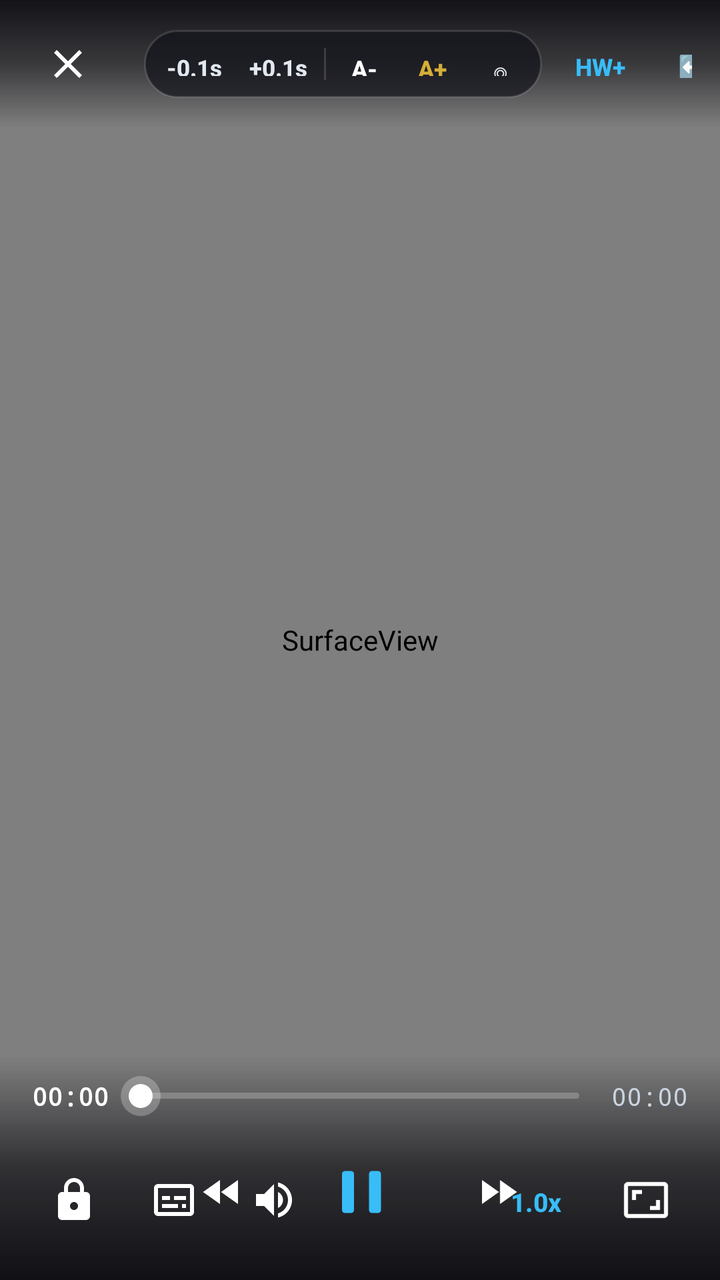
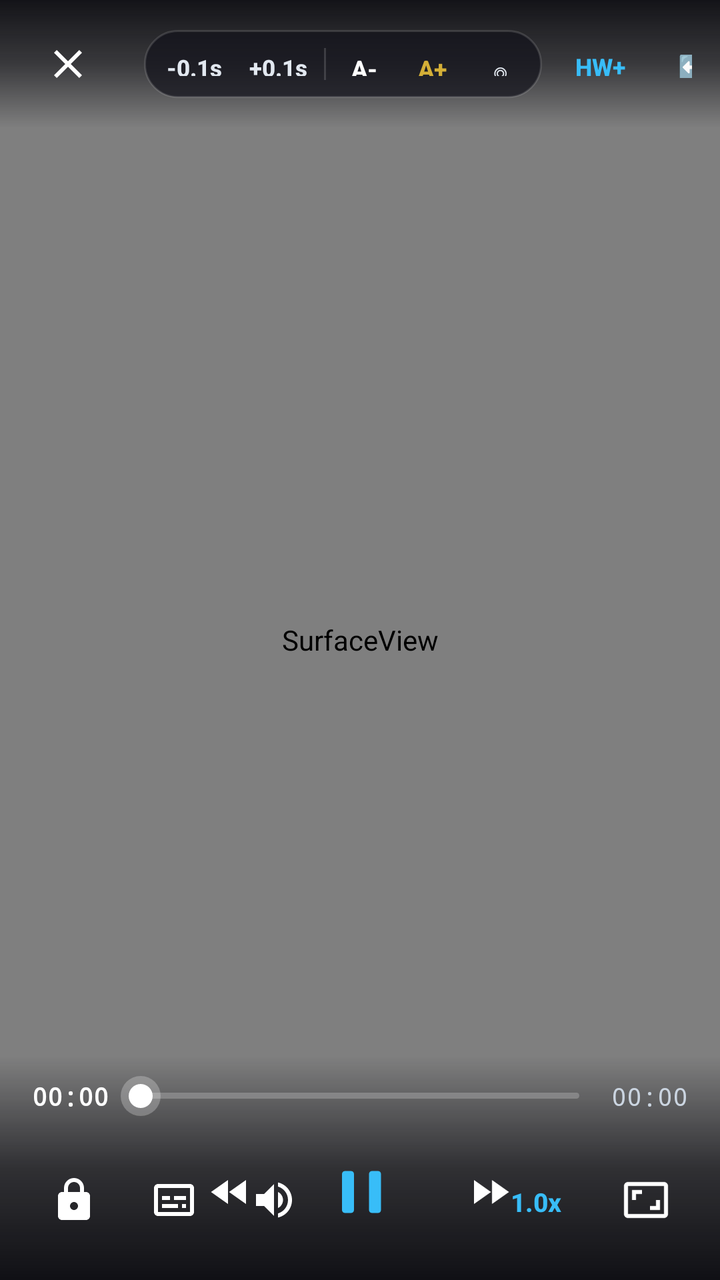

Before-and-after screenshots of an Android layout around one commit, followed by the original layout XML and the change that was made.
<!-- AndroidManifest.xml: activity theme Theme.PureVideoPlayer.Fullscreen -->
<!-- res/layout/activity_player.xml -->
<?xml version="1.0" encoding="utf-8"?>
<FrameLayout xmlns:android="http://schemas.android.com/apk/res/android"
    xmlns:app="http://schemas.android.com/apk/res-auto"
    android:id="@+id/playerRoot"
    android:layout_width="match_parent"
    android:layout_height="match_parent"
    android:background="#000000"
    android:keepScreenOn="true">

    
    <FrameLayout
        android:id="@+id/videoSurfaceFrame"
        android:layout_width="match_parent"
        android:layout_height="match_parent"
        android:layout_gravity="center"
        android:foregroundGravity="clip_horizontal|clip_vertical">

        <SurfaceView
            android:id="@+id/videoSurface"
            android:layout_width="match_parent"
            android:layout_height="match_parent"
            android:layout_gravity="center" />

        <SurfaceView
            android:id="@+id/subtitlesSurface"
            android:layout_width="match_parent"
            android:layout_height="match_parent"
            android:layout_gravity="center" />
    </FrameLayout>

    
    <TextView
        android:id="@+id/tvDraggableSubtitle"
        android:layout_width="wrap_content"
        android:layout_height="wrap_content"
        android:layout_gravity="bottom|center_horizontal"
        android:layout_marginStart="24dp"
        android:layout_marginEnd="24dp"
        android:layout_marginBottom="46dp"
        android:background="#8C000000"
        android:elevation="18dp"
        android:gravity="center"
        android:paddingStart="18dp"
        android:paddingTop="8dp"
        android:paddingEnd="18dp"
        android:paddingBottom="8dp"
        android:textColor="#FFFFFF"
        android:textSize="22sp"
        android:textStyle="bold"
        android:visibility="gone" />

    
    <LinearLayout
        android:id="@+id/verticalSliderCard"
        android:layout_width="62dp"
        android:layout_height="214dp"
        android:layout_gravity="center_vertical|start"
        android:layout_marginStart="36dp"
        android:layout_marginEnd="36dp"
        android:background="#E6090D16"
        android:elevation="24dp"
        android:gravity="center_horizontal"
        android:orientation="vertical"
        android:paddingTop="14dp"
        android:paddingBottom="14dp"
        android:visibility="gone">

        <TextView
            android:id="@+id/tvVerticalSliderIcon"
            android:layout_width="wrap_content"
            android:layout_height="wrap_content"
            android:gravity="center"
            android:text="🔊"
            android:textColor="#FFFFFF"
            android:textSize="20sp" />

        <FrameLayout
            android:id="@+id/verticalBarTrack"
            android:layout_width="12dp"
            android:layout_height="0dp"
            android:layout_marginTop="10dp"
            android:layout_marginBottom="10dp"
            android:layout_weight="1"
            android:background="#2EFFFFFF">

            <View
                android:id="@+id/verticalBarFill"
                android:layout_width="match_parent"
                android:layout_height="60dp"
                android:layout_gravity="bottom"
                android:background="#38BDF8" />
        </FrameLayout>

        <TextView
            android:id="@+id/tvVerticalSliderPercent"
            android:layout_width="wrap_content"
            android:layout_height="wrap_content"
            android:gravity="center"
            android:text="100%"
            android:textColor="#FFFFFF"
            android:textSize="12sp"
            android:textStyle="bold" />
    </LinearLayout>

    
    <TextView
        android:id="@+id/tvGestureIndicator"
        android:layout_width="wrap_content"
        android:layout_height="wrap_content"
        android:layout_gravity="center"
        android:background="#CC0F172A"
        android:elevation="20dp"
        android:paddingStart="24dp"
        android:paddingTop="12dp"
        android:paddingEnd="24dp"
        android:paddingBottom="12dp"
        android:textColor="#38BDF8"
        android:textSize="17sp"
        android:textStyle="bold"
        android:visibility="gone" />

    
    <ProgressBar
        android:id="@+id/playerLoadingBar"
        android:layout_width="48dp"
        android:layout_height="48dp"
        android:layout_gravity="center"
        android:elevation="22dp"
        android:indeterminateTint="#38BDF8"
        android:visibility="gone" />

    
    <ImageButton
        android:id="@+id/btnUnlock"
        android:layout_width="54dp"
        android:layout_height="54dp"
        android:layout_gravity="top|start"
        android:layout_margin="24dp"
        android:background="#CC0F172A"
        android:contentDescription="@string/unlock"
        android:elevation="20dp"
        android:padding="12dp"
        android:src="@drawable/ic_lock_modern"
        android:tint="#38BDF8"
        android:visibility="gone" />

    
    <FrameLayout
        android:id="@+id/controlsContainer"
        android:layout_width="match_parent"
        android:layout_height="match_parent"
        android:elevation="10dp">

        
        <LinearLayout
            android:id="@+id/playerTopBar"
            android:layout_width="match_parent"
            android:layout_height="wrap_content"
            android:layout_gravity="top"
            android:background="@drawable/bg_player_top_scrim"
            android:gravity="center_vertical"
            android:orientation="horizontal"
            android:paddingStart="@dimen/player_top_bar_padding_horizontal"
            android:paddingTop="12dp"
            android:paddingEnd="@dimen/player_top_bar_padding_horizontal"
            android:paddingBottom="12dp">

            <ImageButton
                android:id="@+id/btnClosePlayer"
                android:layout_width="40dp"
                android:layout_height="40dp"
                android:background="?attr/selectableItemBackgroundBorderless"
                android:contentDescription="@string/back"
                android:src="@drawable/ic_close_modern"
                android:tint="#FFFFFF" />

            <TextView
                android:id="@+id/tvVideoTitle"
                android:layout_width="0dp"
                android:layout_height="wrap_content"
                android:layout_marginStart="10dp"
                android:layout_marginEnd="8dp"
                android:layout_weight="1"
                android:ellipsize="marquee"
                android:marqueeRepeatLimit="marquee_forever"
                android:singleLine="true"
                android:focusable="true"
                android:focusableInTouchMode="true"
                android:text="Video"
                android:textColor="#FFFFFF"
                android:textSize="15.5sp"
                android:textStyle="bold" />

            
            <LinearLayout
                android:id="@+id/subtitleToolsPill"
                android:layout_width="wrap_content"
                android:layout_height="34dp"
                android:layout_marginEnd="6dp"
                android:background="@drawable/bg_luxury_glass_pill"
                android:gravity="center_vertical"
                android:orientation="horizontal"
                android:paddingStart="4dp"
                android:paddingEnd="4dp">

                <Button
                    android:id="@+id/btnSubSyncMinus"
                    style="?android:attr/borderlessButtonStyle"
                    android:layout_width="wrap_content"
                    android:layout_height="32dp"
                    android:minWidth="42dp"
                    android:paddingStart="6dp"
                    android:paddingEnd="6dp"
                    android:text="-0.1s"
                    android:textAllCaps="false"
                    android:textColor="#E2E8F0"
                    android:textSize="11.5sp"
                    android:textStyle="bold" />

                <Button
                    android:id="@+id/btnSubSyncPlus"
                    style="?android:attr/borderlessButtonStyle"
                    android:layout_width="wrap_content"
                    android:layout_height="32dp"
                    android:minWidth="42dp"
                    android:paddingStart="6dp"
                    android:paddingEnd="6dp"
                    android:text="+0.1s"
                    android:textAllCaps="false"
                    android:textColor="#E2E8F0"
                    android:textSize="11.5sp"
                    android:textStyle="bold" />

                <View
                    android:layout_width="1dp"
                    android:layout_height="16dp"
                    android:layout_marginStart="2dp"
                    android:layout_marginEnd="2dp"
                    android:background="#26FFFFFF" />

                <Button
                    android:id="@+id/btnSubFontDown"
                    style="?android:attr/borderlessButtonStyle"
                    android:layout_width="wrap_content"
                    android:layout_height="32dp"
                    android:minWidth="34dp"
                    android:paddingStart="6dp"
                    android:paddingEnd="6dp"
                    android:text="A-"
                    android:textAllCaps="false"
                    android:textColor="#FFFFFF"
                    android:textSize="12sp"
                    android:textStyle="bold" />

                <Button
                    android:id="@+id/btnSubFontUp"
                    style="?android:attr/borderlessButtonStyle"
                    android:layout_width="wrap_content"
                    android:layout_height="32dp"
                    android:minWidth="34dp"
                    android:paddingStart="6dp"
                    android:paddingEnd="6dp"
                    android:text="A+"
                    android:textAllCaps="false"
                    android:textColor="#D4AF37"
                    android:textSize="12sp"
                    android:textStyle="bold" />

                <Button
                    android:id="@+id/btnResetSubPos"
                    style="?android:attr/borderlessButtonStyle"
                    android:layout_width="wrap_content"
                    android:layout_height="32dp"
                    android:minWidth="34dp"
                    android:paddingStart="6dp"
                    android:paddingEnd="6dp"
                    android:text="◎"
                    android:textColor="#E2E8F0"
                    android:textSize="14sp" />
            </LinearLayout>

            <Button
                android:id="@+id/btnDecoder"
                style="?android:attr/borderlessButtonStyle"
                android:layout_width="wrap_content"
                android:layout_height="34dp"
                android:layout_marginEnd="6dp"
                android:minWidth="46dp"
                android:paddingStart="8dp"
                android:paddingEnd="8dp"
                android:text="HW+"
                android:textAllCaps="false"
                android:textColor="#38BDF8"
                android:textSize="12sp"
                android:textStyle="bold" />

            <Button
                android:id="@+id/btnOrientation"
                style="?android:attr/borderlessButtonStyle"
                android:layout_width="wrap_content"
                android:layout_height="34dp"
                android:layout_marginEnd="6dp"
                android:minWidth="58dp"
                android:paddingStart="10dp"
                android:paddingEnd="10dp"
                android:text="@string/orientation_landscape"
                android:textAllCaps="false"
                android:textColor="#38BDF8"
                android:textSize="12sp"
                android:textStyle="bold" />

            <TextView
                android:id="@+id/tvSleepTimerBadge"
                android:layout_width="wrap_content"
                android:layout_height="30dp"
                android:layout_marginEnd="6dp"
                android:background="@drawable/bg_luxury_glass_pill"
                android:fontFamily="monospace"
                android:gravity="center"
                android:paddingStart="10dp"
                android:paddingEnd="10dp"
                android:text="15:00"
                android:textColor="#D4AF37"
                android:textSize="11.5sp"
                android:textStyle="bold"
                android:visibility="gone" />

            <ImageButton
                android:id="@+id/btnSleepTimer"
                android:layout_width="38dp"
                android:layout_height="38dp"
                android:layout_marginEnd="4dp"
                android:background="?attr/selectableItemBackgroundBorderless"
                android:contentDescription="@string/sleep_timer_title"
                android:src="@drawable/ic_sleep_timer"
                android:tint="#FFFFFF" />

            <TextView
                android:id="@+id/tvPlayerBattery"
                android:layout_width="wrap_content"
                android:layout_height="wrap_content"
                android:layout_marginEnd="6dp"
                android:background="#66000000"
                android:paddingStart="7dp"
                android:paddingTop="3dp"
                android:paddingEnd="7dp"
                android:paddingBottom="3dp"
                android:text="🔋 --%"
                android:textColor="#E2E8F0"
                android:textSize="11.5sp"
                android:textStyle="bold"
                android:visibility="gone" />

            <ImageButton
                android:id="@+id/btnAudioOnly"
                android:layout_width="38dp"
                android:layout_height="38dp"
                android:layout_marginEnd="4dp"
                android:background="?attr/selectableItemBackgroundBorderless"
                android:contentDescription="@string/audio_only_mode_title"
                android:src="@drawable/ic_headphones"
                android:tint="#FFFFFF" />

            <ImageButton
                android:id="@+id/btnCastScreen"
                android:layout_width="38dp"
                android:layout_height="38dp"
                android:layout_marginEnd="4dp"
                android:background="?attr/selectableItemBackgroundBorderless"
                android:contentDescription="@string/cast_screen_title"
                android:src="@drawable/ic_cast_modern"
                android:tint="#FFFFFF" />

            <ImageButton
                android:id="@+id/btnPip"
                android:layout_width="38dp"
                android:layout_height="38dp"
                android:layout_marginEnd="4dp"
                android:background="?attr/selectableItemBackgroundBorderless"
                android:contentDescription="@string/pro_pip"
                android:src="@drawable/ic_pip_modern"
                android:tint="#FFFFFF" />

            <ImageButton
                android:id="@+id/btnMorePro"
                android:layout_width="38dp"
                android:layout_height="38dp"
                android:background="?attr/selectableItemBackgroundBorderless"
                android:contentDescription="@string/pro_tools_title"
                android:src="@drawable/ic_settings_gear"
                android:tint="#FFFFFF" />
        </LinearLayout>

        
        <androidx.constraintlayout.widget.ConstraintLayout
            android:id="@+id/playerBottomBar"
            android:layout_width="match_parent"
            android:layout_height="wrap_content"
            android:layout_gravity="bottom"
            android:background="@drawable/bg_player_bottom_scrim"
            android:layoutDirection="ltr"
            android:paddingStart="@dimen/player_bottom_bar_padding_horizontal"
            android:paddingTop="10dp"
            android:paddingEnd="@dimen/player_bottom_bar_padding_horizontal"
            android:paddingBottom="14dp">

            <LinearLayout
                android:id="@+id/seekBarRow"
                android:layout_width="0dp"
                android:layout_height="wrap_content"
                android:gravity="center_vertical"
                android:layoutDirection="ltr"
                android:orientation="horizontal"
                app:layout_constraintEnd_toEndOf="parent"
                app:layout_constraintStart_toStartOf="parent"
                app:layout_constraintTop_toTopOf="parent">

                <TextView
                    android:id="@+id/tvCurrentTime"
                    android:layout_width="wrap_content"
                    android:layout_height="wrap_content"
                    android:fontFamily="monospace"
                    android:fontFeatureSettings="tnum"
                    android:text="00:00"
                    android:textColor="#FFFFFF"
                    android:textSize="12.5sp"
                    android:textStyle="bold" />

                <SeekBar
                    android:id="@+id/seekBar"
                    android:layout_width="0dp"
                    android:layout_height="wrap_content"
                    android:layout_weight="1"
                    android:layoutDirection="ltr"
                    android:max="1000"
                    android:maxHeight="4dp"
                    android:minHeight="4dp"
                    android:progressDrawable="@drawable/bg_luxury_seekbar_progress"
                    android:splitTrack="false"
                    android:thumb="@drawable/bg_luxury_seekbar_thumb" />

                <TextView
                    android:id="@+id/tvTotalTime"
                    android:layout_width="wrap_content"
                    android:layout_height="wrap_content"
                    android:fontFamily="monospace"
                    android:fontFeatureSettings="tnum"
                    android:text="00:00"
                    android:textColor="#CBD5E1"
                    android:textSize="12.5sp" />
            </LinearLayout>

            
            <LinearLayout
                android:id="@+id/leftToolsGroup"
                android:layout_width="wrap_content"
                android:layout_height="wrap_content"
                android:layout_marginTop="8dp"
                android:gravity="center_vertical"
                android:layoutDirection="ltr"
                android:orientation="horizontal"
                app:layout_constraintBottom_toBottomOf="@id/transportGroup"
                app:layout_constraintStart_toStartOf="parent"
                app:layout_constraintTop_toTopOf="@id/transportGroup">

                <ImageButton
                    android:id="@+id/btnLock"
                    android:layout_width="@dimen/player_action_btn_size"
                    android:layout_height="@dimen/player_action_btn_size"
                    android:background="?attr/selectableItemBackgroundBorderless"
                    android:contentDescription="@string/lock"
                    android:src="@drawable/ic_lock_modern"
                    android:tint="#FFFFFF" />

                <ImageButton
                    android:id="@+id/btnSubtitles"
                    android:layout_width="@dimen/player_action_btn_size"
                    android:layout_height="@dimen/player_action_btn_size"
                    android:layout_marginStart="8dp"
                    android:background="?attr/selectableItemBackgroundBorderless"
                    android:contentDescription="@string/subtitles"
                    android:src="@drawable/ic_subtitles_cc"
                    android:tint="#FFFFFF" />

                <ImageButton
                    android:id="@+id/btnAudioTrack"
                    android:layout_width="@dimen/player_action_btn_size"
                    android:layout_height="@dimen/player_action_btn_size"
                    android:layout_marginStart="8dp"
                    android:background="?attr/selectableItemBackgroundBorderless"
                    android:contentDescription="@string/audio_tracks"
                    android:src="@drawable/ic_audio_track_modern"
                    android:tint="#FFFFFF" />
            </LinearLayout>

            
            <LinearLayout
                android:id="@+id/transportGroup"
                android:layout_width="wrap_content"
                android:layout_height="wrap_content"
                android:layout_marginTop="8dp"
                android:gravity="center"
                android:layoutDirection="ltr"
                android:orientation="horizontal"
                app:layout_constraintEnd_toEndOf="parent"
                app:layout_constraintStart_toStartOf="parent"
                app:layout_constraintTop_toBottomOf="@id/seekBarRow">

                <ImageButton
                    android:id="@+id/btnRewind"
                    android:layout_width="@dimen/player_transport_btn_size"
                    android:layout_height="@dimen/player_transport_btn_size"
                    android:background="?attr/selectableItemBackgroundBorderless"
                    android:contentDescription="@string/rewind_15"
                    android:src="@drawable/ic_rewind_10_modern"
                    android:tint="#FFFFFF" />

                <ImageButton
                    android:id="@+id/btnPlayPause"
                    android:layout_width="@dimen/player_play_btn_size"
                    android:layout_height="@dimen/player_play_btn_size"
                    android:layout_marginStart="16dp"
                    android:layout_marginEnd="16dp"
                    android:background="?attr/selectableItemBackgroundBorderless"
                    android:contentDescription="@string/play_pause"
                    android:padding="12dp"
                    android:scaleType="fitCenter"
                    android:src="@drawable/ic_pause_modern"
                    android:tint="#38BDF8" />

                <ImageButton
                    android:id="@+id/btnForward"
                    android:layout_width="@dimen/player_transport_btn_size"
                    android:layout_height="@dimen/player_transport_btn_size"
                    android:background="?attr/selectableItemBackgroundBorderless"
                    android:contentDescription="@string/forward_15"
                    android:src="@drawable/ic_forward_10_modern"
                    android:tint="#FFFFFF" />
            </LinearLayout>

            
            <LinearLayout
                android:id="@+id/rightToolsGroup"
                android:layout_width="wrap_content"
                android:layout_height="wrap_content"
                android:layout_marginTop="8dp"
                android:gravity="center_vertical"
                android:layoutDirection="ltr"
                android:orientation="horizontal"
                app:layout_constraintBottom_toBottomOf="@id/transportGroup"
                app:layout_constraintEnd_toEndOf="parent"
                app:layout_constraintTop_toTopOf="@id/transportGroup">

                <Button
                    android:id="@+id/btnSpeed"
                    style="?android:attr/borderlessButtonStyle"
                    android:layout_width="wrap_content"
                    android:layout_height="36dp"
                    android:minWidth="52dp"
                    android:paddingStart="10dp"
                    android:paddingEnd="10dp"
                    android:text="1.0x"
                    android:textAllCaps="false"
                    android:textColor="#38BDF8"
                    android:textSize="13sp"
                    android:textStyle="bold" />

                <ImageButton
                    android:id="@+id/btnAspectRatio"
                    android:layout_width="@dimen/player_action_btn_size"
                    android:layout_height="@dimen/player_action_btn_size"
                    android:layout_marginStart="8dp"
                    android:background="?attr/selectableItemBackgroundBorderless"
                    android:contentDescription="@string/aspect_ratio"
                    android:src="@drawable/ic_aspect_ratio_modern"
                    android:tint="#FFFFFF" />
            </LinearLayout>

        </androidx.constraintlayout.widget.ConstraintLayout>
    </FrameLayout>
</FrameLayout>
<!-- resources referenced by this layout -->
<resources>
  <dimen name="player_action_btn_size">42dp</dimen>
  <dimen name="player_bottom_bar_padding_horizontal">16dp</dimen>
  <dimen name="player_play_btn_size">60dp</dimen>
  <dimen name="player_top_bar_padding_horizontal">14dp</dimen>
  <dimen name="player_transport_btn_size">46dp</dimen>
  <!-- drawable bg_luxury_glass_pill (drawable) -->
  <?xml version="1.0" encoding="utf-8"?>
  <shape xmlns:android="http://schemas.android.com/apk/res/android" android:shape="rectangle">
      <solid android:color="#B312121A" />
      <corners android:radius="20dp" />
      <stroke android:width="1dp" android:color="#22FFFFFF" />
  </shape>
  <!-- drawable bg_player_bottom_scrim (drawable) -->
  <?xml version="1.0" encoding="utf-8"?>
  <shape xmlns:android="http://schemas.android.com/apk/res/android" android:shape="rectangle">
      <gradient
          android:angle="270"
          android:startColor="#000A0A0F"
          android:centerColor="#AD0A0A0F"
          android:endColor="#F20A0A0F" />
  </shape>
  <!-- drawable bg_player_top_scrim (drawable) -->
  <?xml version="1.0" encoding="utf-8"?>
  <shape xmlns:android="http://schemas.android.com/apk/res/android" android:shape="rectangle">
      <gradient
          android:angle="270"
          android:startColor="#EB0A0A0F"
          android:centerColor="#990A0A0F"
          android:endColor="#000A0A0F" />
  </shape>
  <!-- drawable ic_forward_10_modern (drawable) -->
  <?xml version="1.0" encoding="utf-8"?>
  <vector xmlns:android="http://schemas.android.com/apk/res/android"
      android:width="24dp"
      android:height="24dp"
      android:viewportWidth="24"
      android:viewportHeight="24">
      <path
          android:fillColor="#FFFFFF"
          android:pathData="M4,18l8.5,-6L4,6V18zM13,6v12l8.5,-6L13,6z" />
  </vector>
  <string name="aspect_ratio">Aspect Ratio</string>
  <string name="audio_only_mode_title">Audio Only (Background)</string>
  <string name="audio_tracks">Audio Tracks</string>
  <string name="back">Back</string>
  <string name="cast_screen_title">Cast Screen to TV</string>
  <string name="forward_15">Forward 15s</string>
  <string name="lock">Lock Controls</string>
  <string name="orientation_landscape">↔️ Landscape</string>
  <string name="play_pause">Play / Pause</string>
  <string name="pro_pip">🖼️ Picture-in-Picture (PiP)</string>
  <string name="pro_tools_title">Pro Player Tools</string>
  <string name="rewind_15">Rewind 15s</string>
  <string name="sleep_timer_title">Sleep Timer</string>
  <string name="subtitles">Subtitles</string>
  <string name="unlock">Unlock Screen</string>
  <style name="Theme.PureVideoPlayer.Fullscreen" parent="Theme.PureVideoPlayer">
          <item name="android:windowFullscreen">true</item>
          <item name="android:windowContentOverlay">@null</item>
      </style>
  <style name="Theme.PureVideoPlayer" parent="Theme.Material3.DayNight.NoActionBar">
          <item name="colorPrimary">@color/accent_blue</item>
          <item name="android:windowBackground">@color/bg_dark</item>
      </style>
  <color name="accent_blue">#38BDF8</color>
  <color name="bg_dark">#0A0A0F</color>
  <!-- unchanged entries left out for length: 14 -->
</resources>

<!-- the commit's change to res/layout/activity_player.xml (unified diff, before → after) -->
@@ -507,6 +507,20 @@
                 app:layout_constraintTop_toBottomOf="@id/seekBarRow">
 
                 <ImageButton
+                    android:id="@+id/btnPrevVideo"
+                    android:layout_width="@dimen/player_transport_btn_size"
+                    android:layout_height="@dimen/player_transport_btn_size"
+                    android:layout_marginEnd="6dp"
+                    android:background="?attr/selectableItemBackgroundBorderless"
+                    android:contentDescription="@string/player_prev_video"
+                    android:focusable="true"
+                    android:padding="6dp"
+                    android:scaleType="fitCenter"
+                    android:src="@drawable/ic_prev_video_modern"
+                    android:tint="#FFFFFF"
+                    android:visibility="gone" />
+
+                <ImageButton
                     android:id="@+id/btnRewind"
                     android:layout_width="@dimen/player_transport_btn_size"
                     android:layout_height="@dimen/player_transport_btn_size"
@@ -519,8 +533,8 @@
                     android:id="@+id/btnPlayPause"
                     android:layout_width="@dimen/player_play_btn_size"
                     android:layout_height="@dimen/player_play_btn_size"
-                    android:layout_marginStart="16dp"
-                    android:layout_marginEnd="16dp"
+                    android:layout_marginStart="12dp"
+                    android:layout_marginEnd="12dp"
                     android:background="?attr/selectableItemBackgroundBorderless"
                     android:contentDescription="@string/play_pause"
                     android:padding="12dp"
@@ -536,6 +550,20 @@
                     android:contentDescription="@string/forward_15"
                     android:src="@drawable/ic_forward_10_modern"
                     android:tint="#FFFFFF" />
+
+                <ImageButton
+                    android:id="@+id/btnNextVideo"
+                    android:layout_width="@dimen/player_transport_btn_size"
+                    android:layout_height="@dimen/player_transport_btn_size"
+                    android:layout_marginStart="6dp"
+                    android:background="?attr/selectableItemBackgroundBorderless"
+                    android:contentDescription="@string/player_next_video"
+                    android:focusable="true"
+                    android:padding="6dp"
+                    android:scaleType="fitCenter"
+                    android:src="@drawable/ic_next_video_modern"
+                    android:tint="#FFFFFF"
+                    android:visibility="gone" />
             </LinearLayout>
 
             
<!-- resource entries referenced after the edit -->
@@ -41,6 +41,28 @@
           android:fillColor="#FFFFFF"
           android:pathData="M4,18l8.5,-6L4,6V18zM13,6v12l8.5,-6L13,6z" />
   </vector>
+  <!-- drawable ic_next_video_modern (drawable) -->
+  <?xml version="1.0" encoding="utf-8"?>
+  <vector xmlns:android="http://schemas.android.com/apk/res/android"
+      android:width="24dp"
+      android:height="24dp"
+      android:viewportWidth="24"
+      android:viewportHeight="24">
+      <path
+          android:fillColor="#FFFFFF"
+          android:pathData="M6,18l8.5,-6L6,6v12zM16,6v12h2V6h-2z" />
+  </vector>
+  <!-- drawable ic_prev_video_modern (drawable) -->
+  <?xml version="1.0" encoding="utf-8"?>
+  <vector xmlns:android="http://schemas.android.com/apk/res/android"
+      android:width="24dp"
+      android:height="24dp"
+      android:viewportWidth="24"
+      android:viewportHeight="24">
+      <path
+          android:fillColor="#FFFFFF"
+          android:pathData="M6,6h2v12H6V6zM9.5,12l8.5,6V6l-8.5,6z" />
+  </vector>
   <string name="aspect_ratio">Aspect Ratio</string>
   <string name="audio_only_mode_title">Audio Only (Background)</string>
   <string name="audio_tracks">Audio Tracks</string>
@@ -50,6 +72,8 @@
   <string name="lock">Lock Controls</string>
   <string name="orientation_landscape">↔️ Landscape</string>
   <string name="play_pause">Play / Pause</string>
+  <string name="player_next_video">Next video</string>
+  <string name="player_prev_video">Previous video</string>
   <string name="pro_pip">🖼️ Picture-in-Picture (PiP)</string>
   <string name="pro_tools_title">Pro Player Tools</string>
   <string name="rewind_15">Rewind 15s</string>
